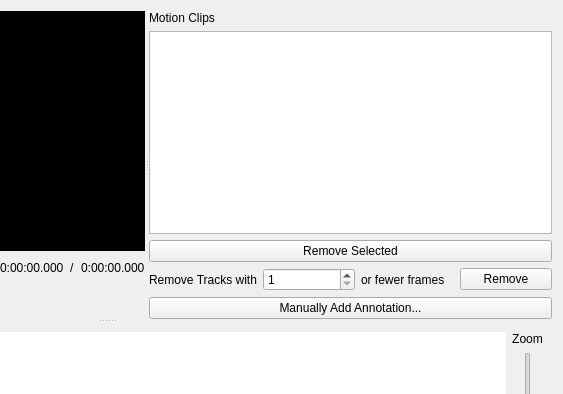
The window that QValiData/TrackView/trackview.ui (izw-berlin/QValiData) describes before a commit, drawn with Qt 5; both pictures show x 349 to 912 and y 0 to 394 of the 912 by 566 pixel window.
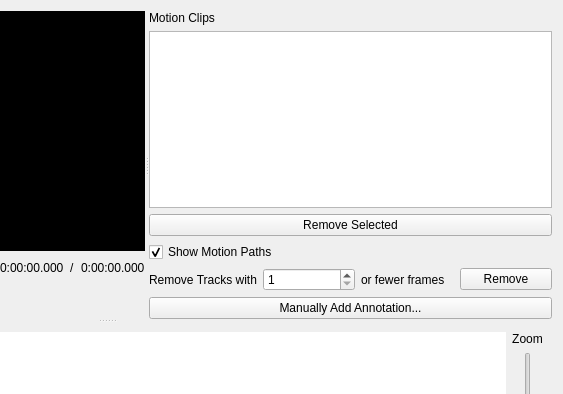
The same window after the commit. Icons and pictures are not drawn. Custom widgets are drawn as their Qt base class.

Commit message: Improve path drawing in video tracking view

Diff of the .ui file:
```diff
--- a/QValiData/TrackView/trackview.ui
+++ b/QValiData/TrackView/trackview.ui
@@ -206,6 +206,16 @@
           </property>
          </widget>
         </item>
+        <item>
+         <widget class="QCheckBox" name="checkBox_showPaths">
+          <property name="text">
+           <string>Show Motion Paths</string>
+          </property>
+          <property name="checked">
+           <bool>true</bool>
+          </property>
+         </widget>
+        </item>
         <item>
          <layout class="QHBoxLayout" name="horizontalLayout_2">
           <item>
```
The commit also changes 4 other files.
